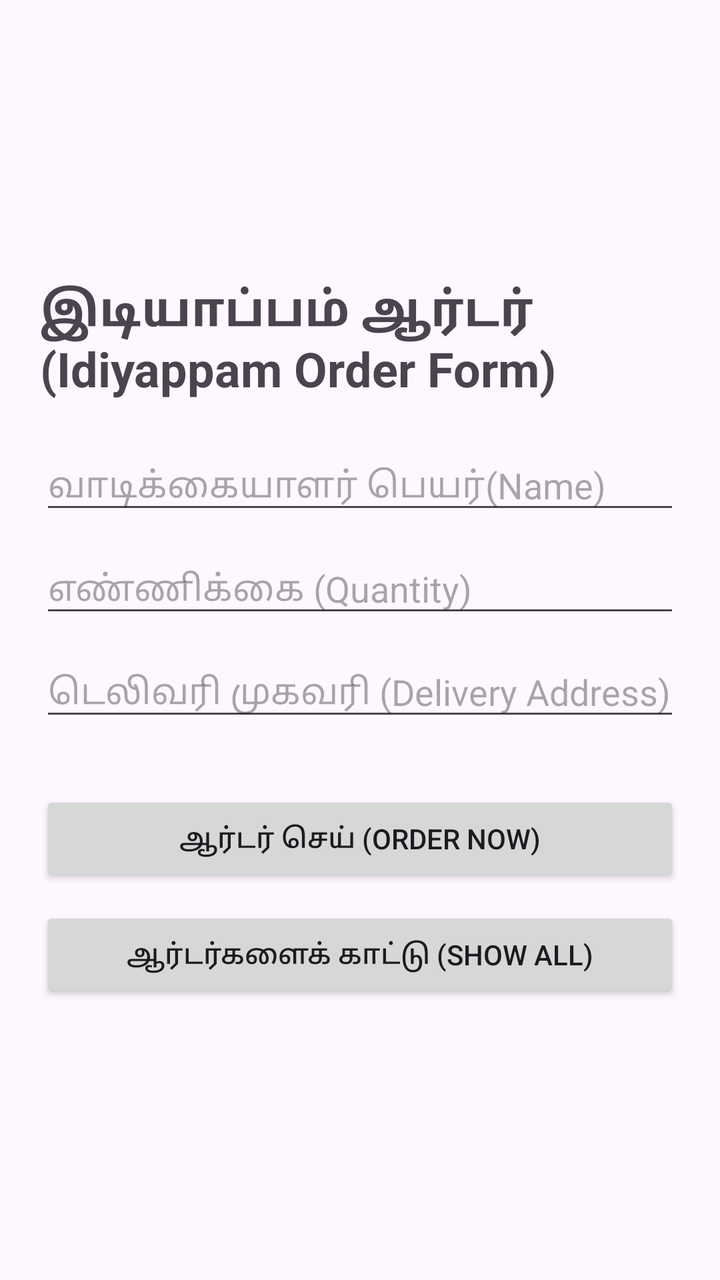
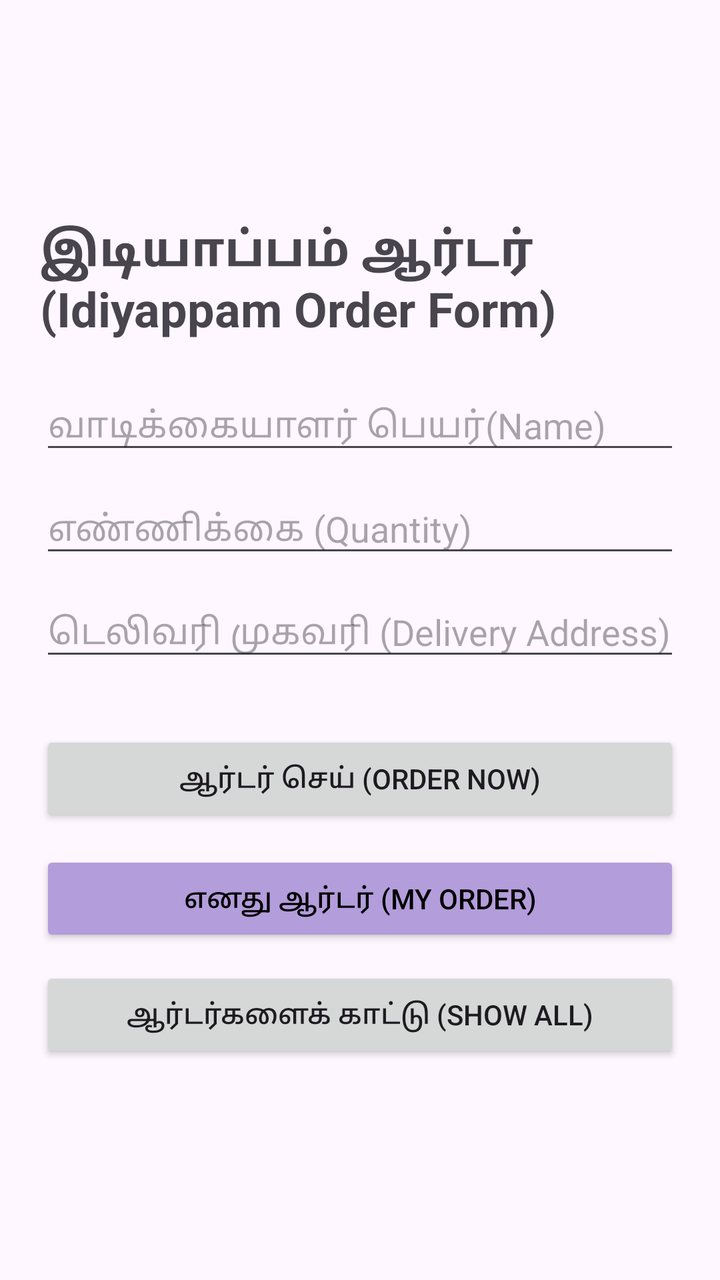

Compare the two renders of this Android layout. The source of the first and the diff that turns it into the second are given below.
<!-- AndroidManifest.xml: application theme Theme.Firebase_Idiyappam_App -->
<!-- res/layout/activity_main.xml -->
<?xml version="1.0" encoding="utf-8"?>
<androidx.constraintlayout.widget.ConstraintLayout xmlns:android="http://schemas.android.com/apk/res/android"
    xmlns:app="http://schemas.android.com/apk/res-auto"
    xmlns:tools="http://schemas.android.com/tools"
    android:layout_width="match_parent"
    android:layout_height="match_parent"
    tools:context=".MainActivity">

    <LinearLayout
        android:layout_width="match_parent"
        android:layout_height="wrap_content"
        android:orientation="vertical"
        android:padding="20dp"
        app:layout_constraintTop_toTopOf="parent"
        app:layout_constraintBottom_toBottomOf="parent">

        <TextView
            android:id="@+id/displayOrders"
            android:layout_width="wrap_content"
            android:layout_height="wrap_content"
            android:text="இடியாப்பம் ஆர்டர் (Idiyappam Order Form)"
            android:textSize="24sp"
            android:textStyle="bold"
            android:layout_gravity="center"
            android:layout_marginBottom="20dp"/>


        <EditText
            android:id="@+id/customerName"
            android:layout_width="match_parent"
            android:layout_height="wrap_content"
            android:hint="வாடிக்கையாளர் பெயர்(Name)"
            android:layout_marginBottom="10dp"/>

        <EditText
            android:id="@+id/quantityInput"
            android:layout_width="match_parent"
            android:layout_height="wrap_content"
            android:hint="எண்ணிக்கை (Quantity)"
            android:inputType="number"
            android:layout_marginBottom="10dp"/>

        <EditText
            android:id="@+id/delivery"
            android:layout_width="match_parent"
            android:layout_height="wrap_content"
            android:hint="டெலிவரி முகவரி (Delivery Address)"
            android:inputType="textImeMultiLine"
            android:layout_marginBottom="10dp"/>

        <Button
            android:id="@+id/orderBtn"
            android:layout_width="match_parent"
            android:layout_height="wrap_content"
            android:text="ஆர்டர் செய் (Order Now)"
            android:layout_marginTop="20dp"/>

        <androidx.recyclerview.widget.RecyclerView
            android:id="@+id/ordersRecyclerView"
            android:layout_width="match_parent"
            android:layout_height="0dp"
            android:layout_weight="1"/>

        <Button
            android:id="@+id/showOrdersBtn"
            android:layout_width="match_parent"
            android:layout_height="wrap_content"
            android:text="ஆர்டர்களைக் காட்டு (Show All)"
            android:layout_marginTop="10dp"/>

    </LinearLayout>

</androidx.constraintlayout.widget.ConstraintLayout>
<!-- resources referenced by this layout -->
<resources>
  <style name="Theme.Firebase_Idiyappam_App" parent="Base.Theme.Firebase_Idiyappam_App" />
  <style name="Base.Theme.Firebase_Idiyappam_App" parent="Theme.Material3.DayNight.NoActionBar">
          
          
      </style>
</resources>

<!-- the commit's change to res/layout/activity_main.xml (unified diff, before → after) -->
@@ -62,6 +62,15 @@
             android:layout_weight="1"/>
 
         <Button
+            android:id="@+id/myOrderBtn"
+            android:layout_width="match_parent"
+            android:layout_height="wrap_content"
+            android:layout_marginTop="12dp"
+            android:backgroundTint="#B39DDB"
+            android:text="எனது ஆர்டர் (My Order)"
+            android:textColor="#000000" />
+
+        <Button
             android:id="@+id/showOrdersBtn"
             android:layout_width="match_parent"
             android:layout_height="wrap_content"
